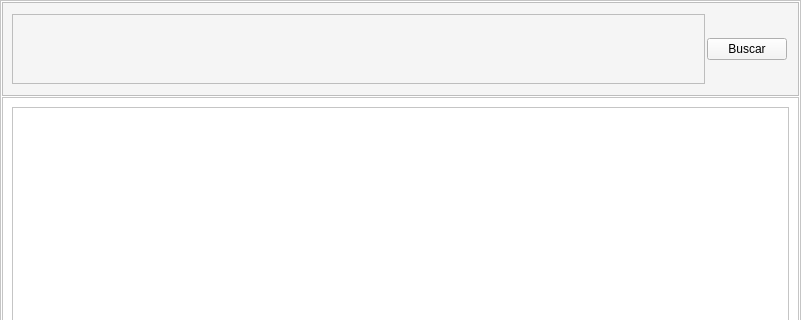
Above: Code/visual/window.ui from LauTB/Information-Recovery-ML before the change; both pictures show x 0 to 801 and y 0 to 320 of the 801 by 639 pixel window. Below: the same form after it.
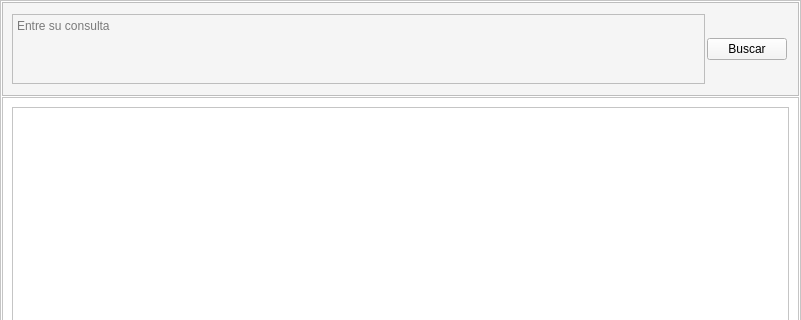
That is the form after the change.

What changed in the file:
```diff
--- a/Code/visual/window.ui
+++ b/Code/visual/window.ui
@@ -92,6 +92,9 @@
             <property name="undoRedoEnabled">
              <bool>true</bool>
             </property>
+            <property name="placeholderText">
+             <string>Entre su consulta</string>
+            </property>
            </widget>
           </item>
           <item>
```
